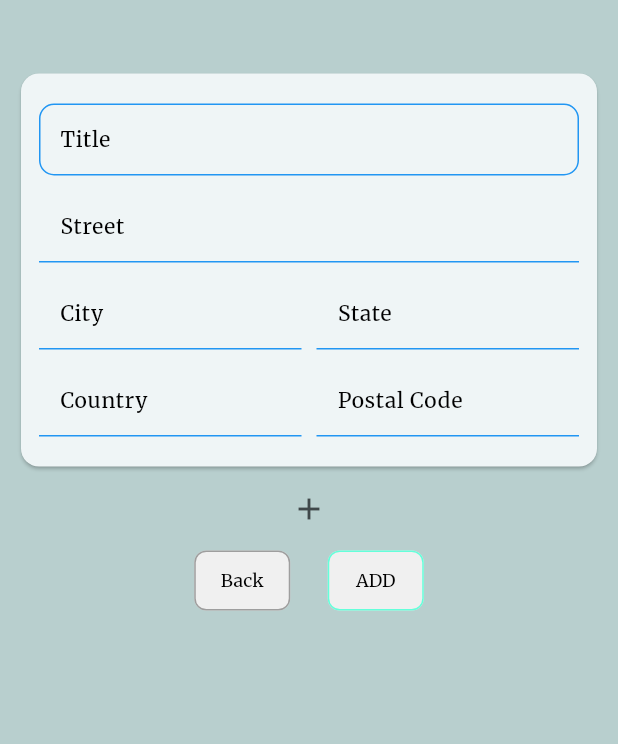
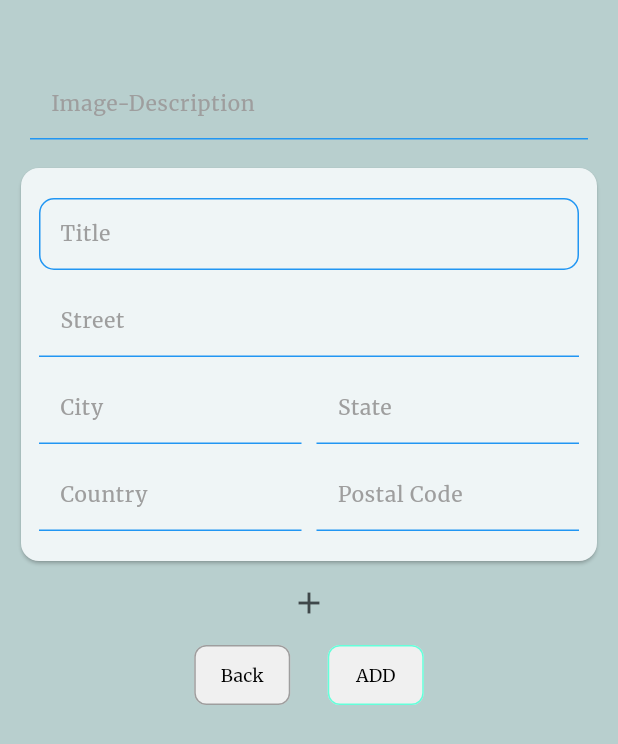
Before and after one commit to David-999-david/Man-app, a Flutter app: the Address screen opened directly, after a tap on the "add" icon, on a phone screen of 412 x 824 dp. Shown: the top 744 px of the screen. Run offline on Flutter 3.47's test engine with Material 3 defaults, Android fonts, the phone set to English and light mode, and no system bars; our stand-ins replace badges, dio, email_validator, flutter_contacts, flutter_dotenv, flutter_secure_storage and 13 more; accounts and stored records are empty; network calls fail.

Commit message:
now can be create more address as user like with another child table of location_image of image desc with each address id , next i will try when creaate more address , then iwth each adress can also with image from pick of camera or gallery

```diff
--- a/lib/data/model/address/address_model.dart
+++ b/lib/data/model/address/address_model.dart
@@ -35,14 +35,14 @@ class AddressModel {
 }
 
 class AddressImage {
-  final String url;
+  final String? url;
   final String description;
 
   AddressImage({required this.url, required this.description});
 
   factory AddressImage.fromJson(Map<String, dynamic> json) {
     return AddressImage(
-        url: json['url'] as String, description: json['imageDesc'] as String);
+        url: json['url'] as String?, description: json['imageDesc'] as String);
   }
 }
 
@@ -68,6 +68,7 @@ class TestAddress {
   final String state;
   final String country;
   final String postalCode;
+  final String imageDesc;
 
   TestAddress(
       {required this.label,
@@ -75,7 +76,8 @@ class TestAddress {
       required this.city,
       required this.state,
       required this.country,
-      required this.postalCode});
+      required this.postalCode,
+      required this.imageDesc});
 
   Map<String, dynamic> toJson() {
     return {
@@ -84,7 +86,8 @@ class TestAddress {
       'city': city,
       'state': state,
       'country': country,
-      'postalCode': postalCode
+      'postalCode': postalCode,
+      'imageDesc': imageDesc
     };
   }
 }
@@ -97,6 +100,7 @@ class ReturnTestAddress {
   final String state;
   final String country;
   final String postalCode;
+  final List<ReturnLocationImage> images;
 
   ReturnTestAddress(
       {required this.id,
@@ -105,7 +109,8 @@ class ReturnTestAddress {
       required this.city,
       required this.state,
       required this.country,
-      required this.postalCode});
+      required this.postalCode,
+      required this.images});
 
   factory ReturnTestAddress.fromJson(Map<String, dynamic> json) {
     return ReturnTestAddress(
@@ -115,6 +120,21 @@ class ReturnTestAddress {
         city: json['city'],
         state: json['state'],
         country: json['country'],
-        postalCode: json['postal_code']);
+        postalCode: json['postal_code'],
+        images: (json['images'] as List<dynamic>)
+            .map((item) => ReturnLocationImage.fromJson(item))
+            .toList());
   }
 }
+
+class ReturnLocationImage {
+  final int id;
+  final String description;
+
+  ReturnLocationImage({required this.id, required this.description});
+
+  factory ReturnLocationImage.fromJson(Map<String, dynamic> json) {
+    return ReturnLocationImage(
+        id: json['id'] as int, description: json['description'] as String);
+  }
+}
--- a/lib/presentation/userProfile/address/create_address/create_address.dart
+++ b/lib/presentation/userProfile/address/create_address/create_address.dart
@@ -361,12 +361,7 @@
 //   );
 // }
 
-
-
-import 'dart:io';
-
 import 'package:flutter/material.dart';
-import 'package:image_picker/image_picker.dart';
 import 'package:provider/provider.dart';
 import 'package:user_auth/common/helper/app_navigator.dart';
 import 'package:user_auth/core/theme/app_text_style.dart';
@@ -481,8 +476,17 @@ class CreateAddress extends StatelessWidget {
 }
 
 Widget _addressCard(AddressNotifier provider, int i) {
+  final last = i == provider.count - 1;
   return Column(
     children: [
+      Padding(
+        padding: const EdgeInsets.symmetric(horizontal: 10),
+        child: _textFormField(
+            provider, 'Image-Description', provider.imageDesc[i]),
+      ),
+      SizedBox(
+        height: 15,
+      ),
       Card(
         child: Padding(
           padding: const EdgeInsets.fromLTRB(12, 20, 12, 20),
@@ -531,7 +535,8 @@ Widget _addressCard(AddressNotifier provider, int i) {
           ),
         ),
       ),
-      i == 0
+      Center(
+          child: provider.count == 1
               ? Center(
                   child: IconButton(
                       onPressed: () {
@@ -539,7 +544,8 @@ Widget _addressCard(AddressNotifier provider, int i) {
                       },
                       icon: Icon(Icons.add)),
                 )
-          : Row(
+              : last
+                  ? Row(
                       mainAxisAlignment: MainAxisAlignment.center,
                       children: [
                         IconButton(
@@ -547,16 +553,14 @@ Widget _addressCard(AddressNotifier provider, int i) {
                               provider.undo();
                             },
                             icon: Icon(Icons.remove)),
-                SizedBox(
-                  width: 30,
-                ),
                         IconButton(
                             onPressed: () {
                               provider.callNew();
                             },
-                    icon: Icon(Icons.add)),
+                            icon: Icon(Icons.add))
                       ],
                     )
+                  : SizedBox.shrink())
     ],
   );
 }
@@ -570,7 +574,7 @@ Widget _labelTextFormField(
         filled: true,
         fillColor: Colors.transparent,
         hintText: hint,
-        hintStyle: 14.sp(),
+        hintStyle: 14.sp(color: Colors.grey),
         contentPadding: EdgeInsets.symmetric(horizontal: 10),
         errorStyle: 11.sp(color: Colors.red),
         border: OutlineInputBorder(
@@ -601,7 +605,7 @@ Widget _textFormField(
         filled: true,
         fillColor: Colors.transparent,
         hintText: hint,
-        hintStyle: 14.sp(),
+        hintStyle: 14.sp(color: Colors.grey),
         contentPadding: EdgeInsets.symmetric(horizontal: 10),
         errorStyle: 11.sp(color: Colors.red),
         border: UnderlineInputBorder(
@@ -626,7 +630,7 @@ Widget _textFormField2(
         filled: true,
         fillColor: Colors.transparent,
         hintText: hint,
-        hintStyle: 14.sp(),
+        hintStyle: 14.sp(color: Colors.grey),
         contentPadding: EdgeInsets.symmetric(horizontal: 10),
         errorStyle: 11.sp(color: Colors.red),
         border: UnderlineInputBorder(
@@ -651,7 +655,7 @@ Widget _textFormFieldV(AddressNotifier provider, String hint, String label,
         filled: true,
         fillColor: Colors.transparent,
         hintText: hint,
-        hintStyle: 14.sp(),
+        hintStyle: 14.sp(color: Colors.grey),
         contentPadding: EdgeInsets.symmetric(horizontal: 10),
         errorStyle: 11.sp(color: Colors.red),
         border: UnderlineInputBorder(
```
Also changed, not shown: lib/presentation/userProfile/address/address.dart (+14 -10 lines), lib/presentation/userProfile/address/edit_address/edit_address.dart (+20 -19 lines), lib/presentation/userProfile/address/notifier/address_notifier.dart (+51 -13 lines). Lines whose indentation alone changed are shown as unchanged.
